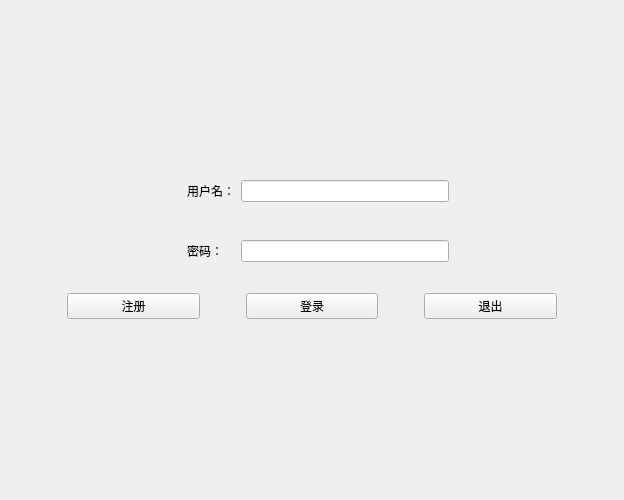
This is mainwindow.ui in Tokkyxiyun/project as Qt 5 draws it before an edit. The edited form follows.
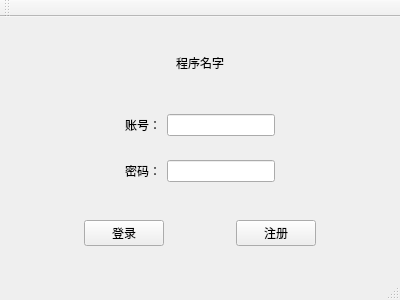
This is the edited form. The open tabs and pages were chosen to show the change.

Commit message: 尝试融合 写好数据库部分的登录界面 和其他设计界面（包括另一个登录界面）

The edit to the form file:
```diff
--- a/mainwindow.ui
+++ b/mainwindow.ui
@@ -6,150 +6,87 @@
    <rect>
     <x>0</x>
     <y>0</y>
-    <width>624</width>
-    <height>500</height>
+    <width>400</width>
+    <height>300</height>
    </rect>
   </property>
-  <property name="minimumSize">
-   <size>
-    <width>624</width>
-    <height>500</height>
-   </size>
-  </property>
-  <property name="maximumSize">
-   <size>
-    <width>624</width>
-    <height>500</height>
-   </size>
-  </property>
   <property name="windowTitle">
-   <string>登录</string>
+   <string>MainWindow</string>
   </property>
   <widget class="QWidget" name="centralwidget">
+   <layout class="QVBoxLayout" name="verticalLayout_2">
+    <item>
+     <widget class="QLabel" name="label_3">
+      <property name="styleSheet">
+       <string notr="true">font: 24pt &quot;华文楷体&quot;;
+color: rgb(0, 0, 0);</string>
+      </property>
+      <property name="text">
+       <string>程序名字</string>
+      </property>
+      <property name="textFormat">
+       <enum>Qt::AutoText</enum>
+      </property>
+      <property name="alignment">
+       <set>Qt::AlignCenter</set>
+      </property>
+     </widget>
+    </item>
+    <item>
    <layout class="QVBoxLayout" name="verticalLayout">
     <item>
-     <widget class="QStackedWidget" name="stackedWidget">
-      <property name="sizePolicy">
-       <sizepolicy hsizetype="Preferred" vsizetype="Fixed">
-        <horstretch>0</horstretch>
-        <verstretch>0</verstretch>
-       </sizepolicy>
-      </property>
-      <property name="currentIndex">
-       <number>1</number>
-      </property>
-      <widget class="QWidget" name="page">
-       <layout class="QGridLayout" name="gridLayout_2">
-        <item row="0" column="0">
          <widget class="QWidget" name="widget" native="true">
-          <property name="sizePolicy">
-           <sizepolicy hsizetype="Preferred" vsizetype="Fixed">
-            <horstretch>0</horstretch>
-            <verstretch>0</verstretch>
-           </sizepolicy>
-          </property>
-          <property name="minimumSize">
+        <layout class="QHBoxLayout" name="horizontalLayout">
+         <item>
+          <spacer name="horizontalSpacer">
+           <property name="orientation">
+            <enum>Qt::Horizontal</enum>
+           </property>
+           <property name="sizeHint" stdset="0">
            <size>
-            <width>600</width>
-            <height>100</height>
-           </size>
-          </property>
-          <property name="maximumSize">
-           <size>
-            <width>600</width>
-            <height>100</height>
-           </size>
-          </property>
-          <layout class="QGridLayout" name="gridLayout">
-           <item row="0" column="1">
+             <width>40</width>
+             <height>20</height>
+            </size>
+           </property>
+          </spacer>
+         </item>
+         <item>
             <widget class="QLabel" name="label">
              <property name="text">
-              <string>用户名：</string>
+            <string>账号：</string>
              </property>
             </widget>
            </item>
-           <item row="0" column="2">
-            <widget class="QLineEdit" name="lineEdit"/>
-           </item>
-           <item row="3" column="1">
-            <widget class="QLabel" name="label_2">
-             <property name="text">
-              <string>密码：</string>
-             </property>
-            </widget>
-           </item>
-           <item row="0" column="3">
+         <item>
+          <widget class="QLineEdit" name="lineid"/>
+         </item>
+         <item>
             <spacer name="horizontalSpacer_2">
              <property name="orientation">
               <enum>Qt::Horizontal</enum>
              </property>
-             <property name="sizeType">
-              <enum>QSizePolicy::Fixed</enum>
-             </property>
              <property name="sizeHint" stdset="0">
               <size>
-               <width>160</width>
+             <width>40</width>
                <height>20</height>
               </size>
              </property>
             </spacer>
            </item>
-           <item row="0" column="0">
-            <spacer name="horizontalSpacer">
-             <property name="orientation">
-              <enum>Qt::Horizontal</enum>
-             </property>
-             <property name="sizeType">
-              <enum>QSizePolicy::Fixed</enum>
-             </property>
-             <property name="sizeHint" stdset="0">
-              <size>
-               <width>160</width>
-               <height>20</height>
-              </size>
-             </property>
-            </spacer>
-           </item>
-           <item row="3" column="2">
-            <widget class="QLineEdit" name="lineEdit_2">
-             <property name="echoMode">
-              <enum>QLineEdit::Password</enum>
-             </property>
-            </widget>
-           </item>
-           <item row="1" column="1">
-            <spacer name="verticalSpacer">
-             <property name="orientation">
-              <enum>Qt::Vertical</enum>
-             </property>
-             <property name="sizeHint" stdset="0">
-              <size>
-               <width>20</width>
-               <height>40</height>
-              </size>
-             </property>
-            </spacer>
-           </item>
           </layout>
          </widget>
         </item>
-        <item row="1" column="0">
+      <item>
          <widget class="QWidget" name="widget_2" native="true">
-          <property name="sizePolicy">
-           <sizepolicy hsizetype="Preferred" vsizetype="Fixed">
-            <horstretch>0</horstretch>
-            <verstretch>0</verstretch>
-           </sizepolicy>
-          </property>
-          <layout class="QHBoxLayout" name="horizontalLayout">
+        <property name="contextMenuPolicy">
+         <enum>Qt::DefaultContextMenu</enum>
+        </property>
+        <layout class="QHBoxLayout" name="horizontalLayout_2">
            <item>
             <spacer name="horizontalSpacer_3">
              <property name="orientation">
               <enum>Qt::Horizontal</enum>
              </property>
-             <property name="sizeType">
-              <enum>QSizePolicy::Fixed</enum>
-             </property>
              <property name="sizeHint" stdset="0">
               <size>
                <width>40</width>
@@ -159,9 +96,16 @@
             </spacer>
            </item>
            <item>
-            <widget class="QPushButton" name="pushButton">
+          <widget class="QLabel" name="label_2">
              <property name="text">
-              <string>注册</string>
+            <string>密码：</string>
+           </property>
+          </widget>
+         </item>
+         <item>
+          <widget class="QLineEdit" name="linepassword">
+           <property name="echoMode">
+            <enum>QLineEdit::Password</enum>
              </property>
             </widget>
            </item>
@@ -170,9 +114,6 @@
              <property name="orientation">
               <enum>Qt::Horizontal</enum>
              </property>
-             <property name="sizeType">
-              <enum>QSizePolicy::Fixed</enum>
-             </property>
              <property name="sizeHint" stdset="0">
               <size>
                <width>40</width>
@@ -181,237 +122,105 @@
              </property>
             </spacer>
            </item>
-           <item>
-            <widget class="QPushButton" name="pushButton_2">
-             <property name="text">
-              <string>登录</string>
-             </property>
-            </widget>
-           </item>
-           <item>
-            <spacer name="horizontalSpacer_5">
-             <property name="orientation">
-              <enum>Qt::Horizontal</enum>
-             </property>
-             <property name="sizeType">
-              <enum>QSizePolicy::Fixed</enum>
-             </property>
-             <property name="sizeHint" stdset="0">
-              <size>
-               <width>40</width>
-               <height>20</height>
-              </size>
-             </property>
-            </spacer>
-           </item>
-           <item>
-            <widget class="QPushButton" name="pushButton_3">
-             <property name="mouseTracking">
-              <bool>false</bool>
-             </property>
-             <property name="text">
-              <string>退出</string>
-             </property>
-             <property name="autoDefault">
-              <bool>false</bool>
-             </property>
-            </widget>
-           </item>
-           <item>
-            <spacer name="horizontalSpacer_6">
-             <property name="orientation">
-              <enum>Qt::Horizontal</enum>
-             </property>
-             <property name="sizeType">
-              <enum>QSizePolicy::Fixed</enum>
-             </property>
-             <property name="sizeHint" stdset="0">
-              <size>
-               <width>40</width>
-               <height>20</height>
-              </size>
-             </property>
-            </spacer>
-           </item>
           </layout>
          </widget>
         </item>
        </layout>
-      </widget>
-      <widget class="QWidget" name="page_2">
-       <layout class="QGridLayout" name="gridLayout_4">
-        <item row="1" column="0">
+    </item>
+    <item>
          <widget class="QWidget" name="widget_3" native="true">
-          <property name="sizePolicy">
-           <sizepolicy hsizetype="Preferred" vsizetype="Preferred">
-            <horstretch>0</horstretch>
-            <verstretch>0</verstretch>
-           </sizepolicy>
-          </property>
-          <property name="layoutDirection">
-           <enum>Qt::LeftToRight</enum>
-          </property>
-          <layout class="QGridLayout" name="gridLayout_5">
-           <item row="0" column="2">
-            <widget class="QLineEdit" name="lineEdit_3"/>
-           </item>
-           <item row="1" column="2">
-            <spacer name="verticalSpacer_2">
+      <property name="enabled">
+       <bool>true</bool>
+      </property>
+      <layout class="QHBoxLayout" name="horizontalLayout_3">
+       <item>
+        <spacer name="horizontalSpacer_5">
              <property name="orientation">
-              <enum>Qt::Vertical</enum>
-             </property>
-             <property name="sizeType">
-              <enum>QSizePolicy::Fixed</enum>
+          <enum>Qt::Horizontal</enum>
              </property>
              <property name="sizeHint" stdset="0">
               <size>
-               <width>20</width>
+           <width>40</width>
                <height>20</height>
               </size>
              </property>
             </spacer>
            </item>
-           <item row="0" column="0">
+       <item>
+        <widget class="QPushButton" name="LogIn">
+         <property name="styleSheet">
+          <string notr="true">color: rgb(0, 0, 0);</string>
+         </property>
+         <property name="text">
+          <string>登录</string>
+         </property>
+         <property name="checkable">
+          <bool>false</bool>
+         </property>
+        </widget>
+       </item>
+       <item>
             <spacer name="horizontalSpacer_7">
              <property name="orientation">
               <enum>Qt::Horizontal</enum>
              </property>
-             <property name="sizeType">
-              <enum>QSizePolicy::Fixed</enum>
-             </property>
              <property name="sizeHint" stdset="0">
               <size>
-               <width>160</width>
+           <width>40</width>
                <height>20</height>
               </size>
              </property>
             </spacer>
            </item>
-           <item row="3" column="2">
-            <spacer name="verticalSpacer_5">
-             <property name="orientation">
-              <enum>Qt::Vertical</enum>
-             </property>
-             <property name="sizeType">
-              <enum>QSizePolicy::Fixed</enum>
-             </property>
-             <property name="sizeHint" stdset="0">
-              <size>
-               <width>20</width>
-               <height>20</height>
-              </size>
-             </property>
-            </spacer>
-           </item>
-           <item row="2" column="2">
-            <widget class="QLineEdit" name="lineEdit_4">
-             <property name="text">
-              <string/>
-             </property>
-             <property name="echoMode">
-              <enum>QLineEdit::Password</enum>
-             </property>
-            </widget>
-           </item>
-           <item row="4" column="2">
-            <widget class="QPushButton" name="pushButton_4">
+       <item>
+        <widget class="QPushButton" name="pushButton_2">
+         <property name="styleSheet">
+          <string notr="true">color: rgb(0, 0, 0);</string>
+         </property>
              <property name="text">
               <string>注册</string>
              </property>
             </widget>
            </item>
-           <item row="0" column="3">
-            <spacer name="horizontalSpacer_8">
+       <item>
+        <spacer name="horizontalSpacer_6">
              <property name="orientation">
               <enum>Qt::Horizontal</enum>
              </property>
-             <property name="sizeType">
-              <enum>QSizePolicy::Fixed</enum>
-             </property>
              <property name="sizeHint" stdset="0">
               <size>
-               <width>160</width>
+           <width>40</width>
                <height>20</height>
               </size>
              </property>
             </spacer>
            </item>
-           <item row="2" column="1">
-            <widget class="QLabel" name="label_4">
-             <property name="text">
-              <string>密码：</string>
-             </property>
-            </widget>
-           </item>
-           <item row="0" column="1">
-            <widget class="QLabel" name="label_3">
-             <property name="text">
-              <string>用户名：</string>
-             </property>
-            </widget>
-           </item>
           </layout>
          </widget>
         </item>
-        <item row="0" column="0">
-         <widget class="QPushButton" name="pushButton_6">
-          <property name="sizePolicy">
-           <sizepolicy hsizetype="Fixed" vsizetype="Fixed">
-            <horstretch>0</horstretch>
-            <verstretch>0</verstretch>
-           </sizepolicy>
-          </property>
-          <property name="text">
-           <string>返回</string>
-          </property>
-         </widget>
-        </item>
-       </layout>
-      </widget>
-      <widget class="QWidget" name="page_3">
-       <widget class="QPushButton" name="pushButton_7">
+   </layout>
+  </widget>
+  <widget class="QMenuBar" name="menubar">
         <property name="geometry">
          <rect>
           <x>0</x>
           <y>0</y>
-          <width>80</width>
-          <height>18</height>
-         </rect>
-        </property>
-        <property name="sizePolicy">
-         <sizepolicy hsizetype="Fixed" vsizetype="Fixed">
-          <horstretch>0</horstretch>
-          <verstretch>0</verstretch>
-         </sizepolicy>
-        </property>
-        <property name="text">
-         <string>返回</string>
-        </property>
-       </widget>
-       <widget class="QListView" name="listView">
-        <property name="geometry">
-         <rect>
-          <x>420</x>
-          <y>20</y>
-          <width>131</width>
-          <height>141</height>
-         </rect>
-        </property>
-       </widget>
-       <widget class="QListView" name="listView_2">
-        <property name="geometry">
-         <rect>
-          <x>40</x>
-          <y>30</y>
-          <width>256</width>
-          <height>192</height>
-         </rect>
-        </property>
-       </widget>
-      </widget>
-     </widget>
-    </item>
-   </layout>
+     <width>400</width>
+     <height>21</height>
+    </rect>
+   </property>
+  </widget>
+  <widget class="QStatusBar" name="statusbar"/>
+  <widget class="QToolBar" name="toolBar">
+   <property name="windowTitle">
+    <string>toolBar</string>
+   </property>
+   <attribute name="toolBarArea">
+    <enum>TopToolBarArea</enum>
+   </attribute>
+   <attribute name="toolBarBreak">
+    <bool>false</bool>
+   </attribute>
   </widget>
  </widget>
  <resources/>
```
Lines whose indentation alone changed are shown as unchanged. The commit also changes 9 other files.
